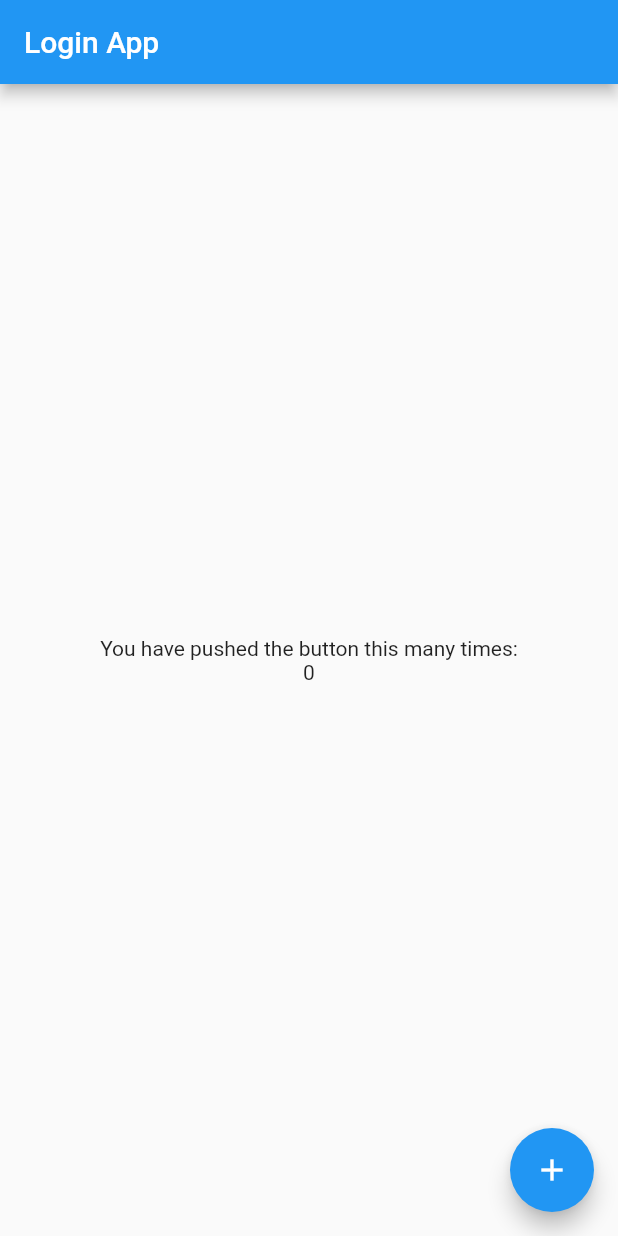
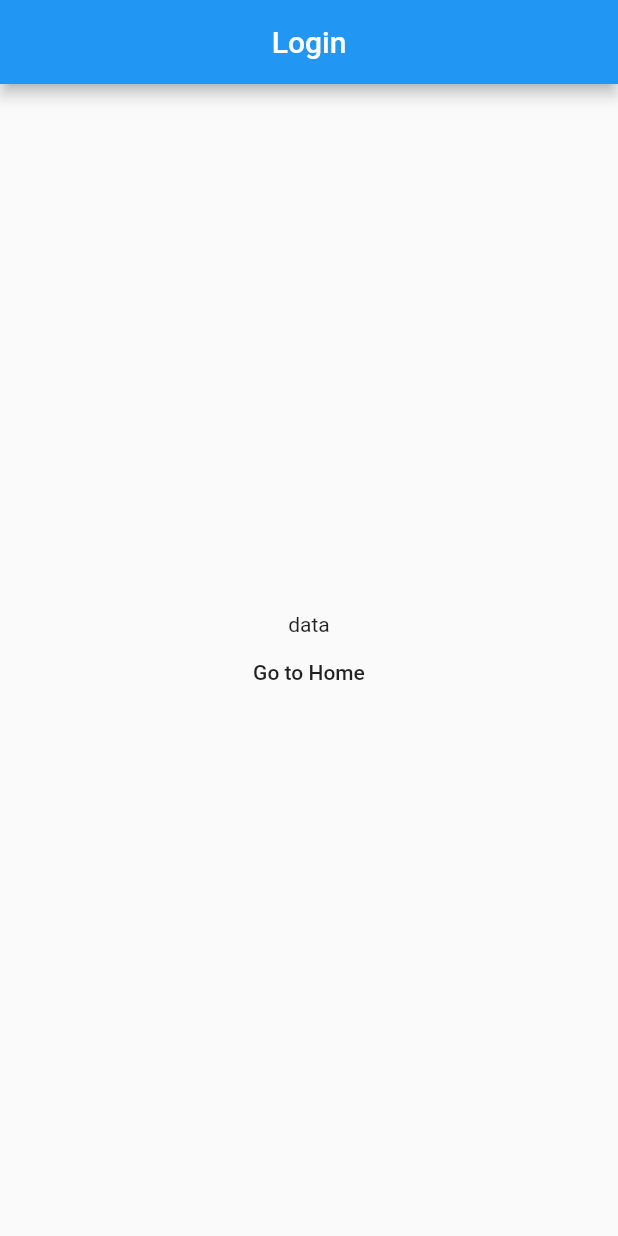
Before and after one commit to raushanraja/FlutterLearn, a Flutter app: the screen it shows after launch, on a phone screen of 412 x 824 dp. Run offline on Flutter 3.47's test engine with Material 2 defaults, Android fonts, the phone set to English and light mode, and no system bars; our stand-ins replace firebase_auth, google_sign_in; accounts and stored records are empty.

Commit message:
SignIN with google & logout works

```diff
--- a/lib/authentication/auth_basic.dart
+++ b/lib/authentication/auth_basic.dart
@@ -1,6 +1,6 @@
 import 'package:flutter/foundation.dart';
 
-class Auth with ChangeNotifier {
+class BasicAuth with ChangeNotifier {
   static const String _username = 'raushan';
   static const String _password = 'raushan';
 
--- /dev/null
+++ b/lib/constants/widget.dart
@@ -0,0 +1,29 @@
+import 'package:flutter/material.dart';
+Container loaderWidget() {
+    return Container(
+            color: Colors.white,
+            child: Column(
+              mainAxisAlignment: MainAxisAlignment.center,
+              crossAxisAlignment: CrossAxisAlignment.center,
+              children: <Widget>[
+                SizedBox(
+                  child: CircularProgressIndicator(),
+                  width: 60,
+                  height: 60,
+                ),
+                const Padding(
+                  padding: EdgeInsets.only(top: 16),
+                  child: Text(
+                    'Loading...',
+                    style: TextStyle(
+                      color: Colors.black,
+                      fontSize: 14,
+                      decoration: TextDecoration.none
+                    ),
+                    textAlign: TextAlign.center,
+                  ),
+                )
+              ],
+            ),
+          );
+  }
--- /dev/null
+++ b/lib/login/LoginPage.dart
@@ -0,0 +1,46 @@
+import 'package:firebase_auth/firebase_auth.dart';
+import 'package:flutter/material.dart';
+import 'package:login_flow/authentication/Firebase_Auth.dart';
+import 'package:login_flow/main.dart';
+import 'package:provider/provider.dart';
+
+class LoginPage extends StatefulWidget {
+  @override
+  _LoginPageState createState() => _LoginPageState();
+}
+
+class _LoginPageState extends State<LoginPage> {
+  @override
+  Widget build(BuildContext context) {
+    return SafeArea(
+      child: Scaffold(
+        appBar: AppBar(
+          centerTitle: true,
+          title: Text("Login"),
+        ),
+        body: Column(
+          mainAxisAlignment: MainAxisAlignment.center,
+          crossAxisAlignment: CrossAxisAlignment.center,
+          children: <Widget>[
+            Center(
+              child: Text("data"),
+            ),
+            FlatButton(
+                onPressed: () async{
+                  FirebaseUser user = await Provider.of<Auth>(context,listen: false).handleSignIn();
+                   Navigator.push(
+                    context,
+                    MaterialPageRoute(
+                      builder: (context) => MyHomePage(
+                        title: '${user.displayName}',
+                      ),
+                    ),
+                  );
+                },
+                child: Text("Go to Home"))
+          ],
+        ),
+      ),
+    );
+  }
+}
--- a/lib/main.dart
+++ b/lib/main.dart
@@ -1,36 +1,11 @@
+import 'dart:convert';
+
 import 'package:flutter/material.dart';
+import 'package:login_flow/login/LoginPage.dart';
 import 'package:provider/provider.dart';
+import 'authentication/Firebase_Auth.dart';
 import 'authentication/auth_basic.dart';
-
-// Loader
-Container loaderWidget() {
-    return Container(
-            color: Colors.white,
-            child: Column(
-              mainAxisAlignment: MainAxisAlignment.center,
-              crossAxisAlignment: CrossAxisAlignment.center,
-              children: <Widget>[
-                SizedBox(
-                  child: CircularProgressIndicator(),
-                  width: 60,
-                  height: 60,
-                ),
-                const Padding(
-                  padding: EdgeInsets.only(top: 16),
-                  child: Text(
-                    'Loading...',
-                    style: TextStyle(
-                      color: Colors.black,
-                      fontSize: 14,
-                      decoration: TextDecoration.none
-                    ),
-                    textAlign: TextAlign.center,
-                  ),
-                )
-              ],
-            ),
-          );
-  }
+import 'constants/widget.dart';
 
 //
 class Counter with ChangeNotifier {
@@ -44,6 +19,7 @@ class Counter with ChangeNotifier {
 void main() => runApp(MultiProvider(
       providers: [
         ChangeNotifierProvider(create: (context) => Counter()),
+        ChangeNotifierProvider(create: (context) => BasicAuth()),
         ChangeNotifierProvider(create: (context) => Auth())
       ],
       child: MyApp(),
@@ -59,19 +35,18 @@ class MyApp extends StatelessWidget {
         primarySwatch: Colors.blue,
       ),
       home: FutureBuilder(
-        future: Provider.of<Auth>(context)
-            .verifyUser(username: 'raushan', password: 'raushan'),
+        future: Provider.of<Auth>(context).getUser(),
         builder: (context, snapshot) {
-          Widget children;
-          if (snapshot.hasData) {
-            print(snapshot.data);
-            children = MyHomePage(
-              title: "Login App",
-            );
-          } else {
-            children = loaderWidget();
+          if (snapshot.connectionState == ConnectionState.done) {
+            if (snapshot.error != null) {
+              print("error");
+              return Text(snapshot.error.toString());
+            }
+            return snapshot.hasData ? MyHomePage(title:'hello') : LoginPage();
           }
-          return children;
+           else {
+            return loaderWidget();
+          }
         },
       ),
     );
@@ -104,6 +79,10 @@ class _MyHomePageState extends State<MyHomePage> {
             ),
             Consumer<Counter>(
                 builder: (context, counter, child) => Text('${counter.value}')),
+            FlatButton(onPressed: (){
+              Provider.of<Auth>(context,listen: false).logout();
+              Navigator.pushReplacement(context, MaterialPageRoute(builder: (context)=>LoginPage()));
+            }, child: Text("Logout"))
           ],
         ),
       ),
--- a/pubspec.yaml
+++ b/pubspec.yaml
@@ -24,6 +24,10 @@ dependencies:
   # Use with the CupertinoIcons class for iOS style icons.
   cupertino_icons: ^0.1.2
   provider: ^4.0.4
+  firebase_core: ^0.4.4
+  google_sign_in: ^4.1.4
+  firebase_auth: ^0.15.4
+
 dev_dependencies:
   flutter_test:
     sdk: flutter
```
Also changed, not shown: lib/authentication/Firebase_Auth.dart (added, +60 -0 lines), pubspec.lock, 3 other files.
